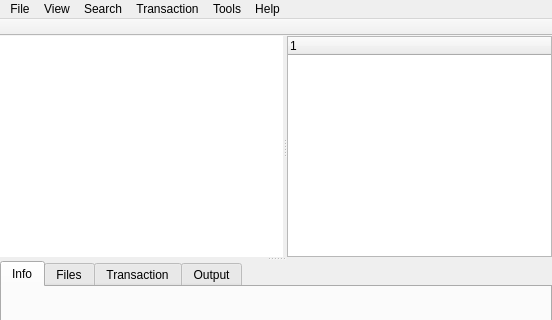
First picture: the form in ui/mainwindow.ui, repository aarnt/octopi, before the edit; both pictures show x 0 to 552 and y 0 to 320 of the 552 by 518 pixel window.
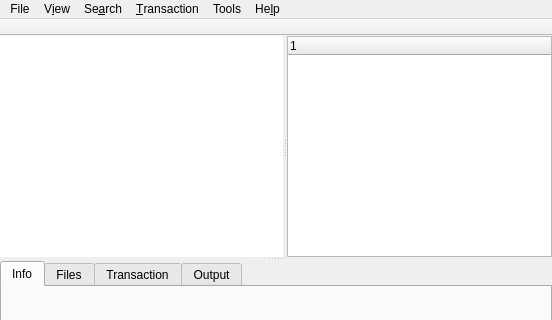
Second picture: the form after the edit. Icons and pictures are not drawn.

Commit message: - Had to remove ampersand texts manually as Qt Designer insists on putting them in menus and action texts.

```diff
--- a/ui/mainwindow.ui
+++ b/ui/mainwindow.ui
@@ -144,7 +144,7 @@
    </property>
    <widget class="QMenu" name="menuHelp">
     <property name="title">
-     <string>Help</string>
+     <string>He&amp;lp</string>
     </property>
     <addaction name="actionHelpUsage"/>
     <addaction name="separator"/>
@@ -152,7 +152,7 @@
    </widget>
    <widget class="QMenu" name="menuView">
     <property name="title">
-     <string>View</string>
+     <string>V&amp;iew</string>
     </property>
     <addaction name="actionViewAllPackages"/>
     <addaction name="actionViewInstalledPackages"/>
@@ -161,7 +161,7 @@
    </widget>
    <widget class="QMenu" name="menuTransaction">
     <property name="title">
-     <string>Transaction</string>
+     <string>&amp;Transaction</string>
     </property>
     <addaction name="actionCommit"/>
     <addaction name="actionCancel"/>
@@ -181,7 +181,7 @@
    </widget>
    <widget class="QMenu" name="menuSearch">
     <property name="title">
-     <string>Search</string>
+     <string>Se&amp;arch</string>
     </property>
     <addaction name="actionSearchByName"/>
     <addaction name="actionSearchByDescription"/>
```
Left out of the diff: 38 changed lines with no effect on the pictures. The commit also changes 1 other file.
